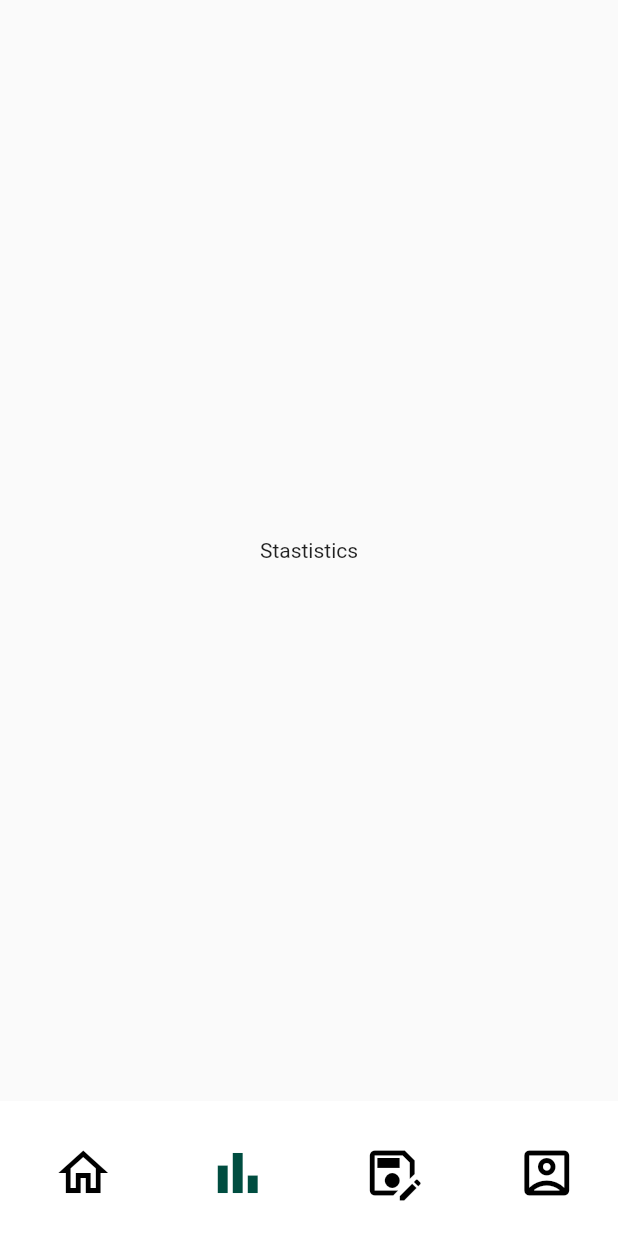
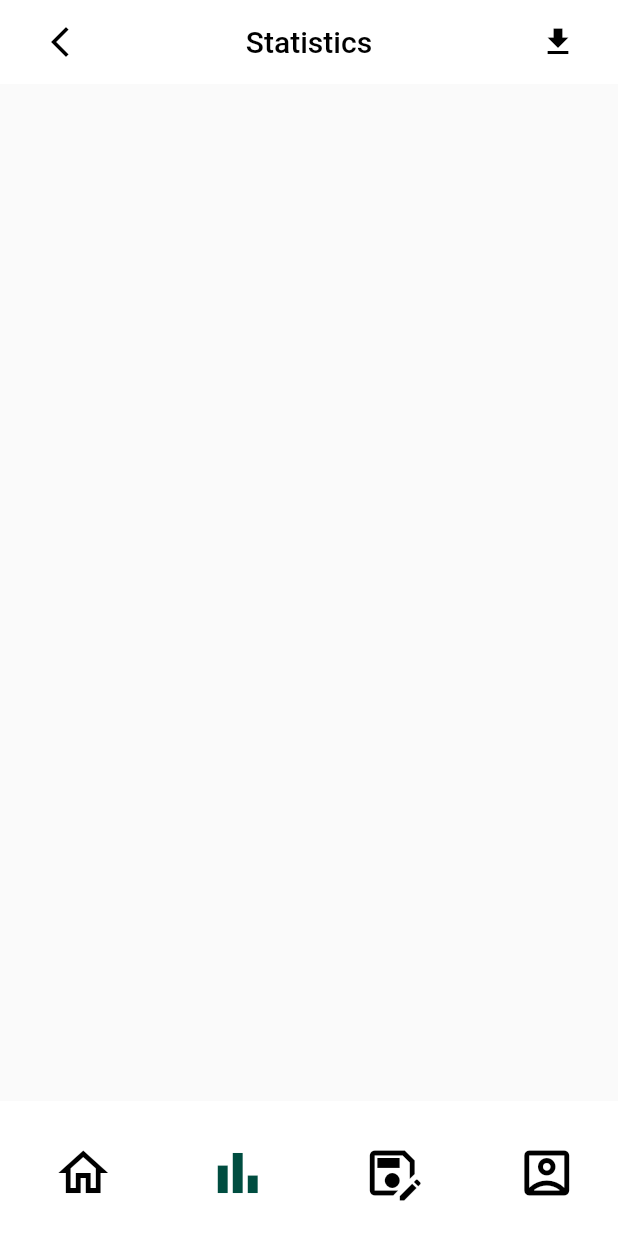
Before and after one commit to SaqibWani273/jan2023, a Flutter app: the screen it shows after launch, on a phone screen of 412 x 824 dp. Run offline on Flutter 3.47's test engine with Material 2 defaults, Android fonts, the phone set to English and light mode, and no system bars.

Commit message:
appbar added

```diff
--- a/lib/main.dart
+++ b/lib/main.dart
@@ -40,6 +40,7 @@ class _MyAppState extends State<MyApp> with SingleTickerProviderStateMixin {
   @override
   Widget build(BuildContext context) {
     return MaterialApp(
+      debugShowCheckedModeBanner: false,
       home: Scaffold(
           body: TabBarView(
             controller: _tabController,
--- a/lib/statistics.dart
+++ b/lib/statistics.dart
@@ -5,6 +5,37 @@ class Statistics extends StatelessWidget {
 
   @override
   Widget build(BuildContext context) {
-    return Container(child: Center(child: Text("Stastistics"),),);
+    return Scaffold(
+      appBar: AppBar(
+          elevation: 0.0,
+          backgroundColor: Colors.white,
+          title: Container(
+            // color: Colors.white,
+            child: Row(
+              mainAxisAlignment: MainAxisAlignment.spaceBetween,
+              children: const [
+                IconButton(
+                  onPressed: null,
+                  icon: Icon(
+                    Icons.arrow_back_ios_new,
+                    color: Colors.black,
+                  ),
+                ),
+                Text(
+                  'Statistics',
+                  style: TextStyle(color: Colors.black),
+                ),
+                IconButton(
+                  color: Colors.black,
+                  onPressed: null,
+                  icon: Icon(
+                    Icons.download_sharp,
+                    color: Colors.black,
+                  ),
+                )
+              ],
+            ),
+          )),
+    );
   }
 }
```
